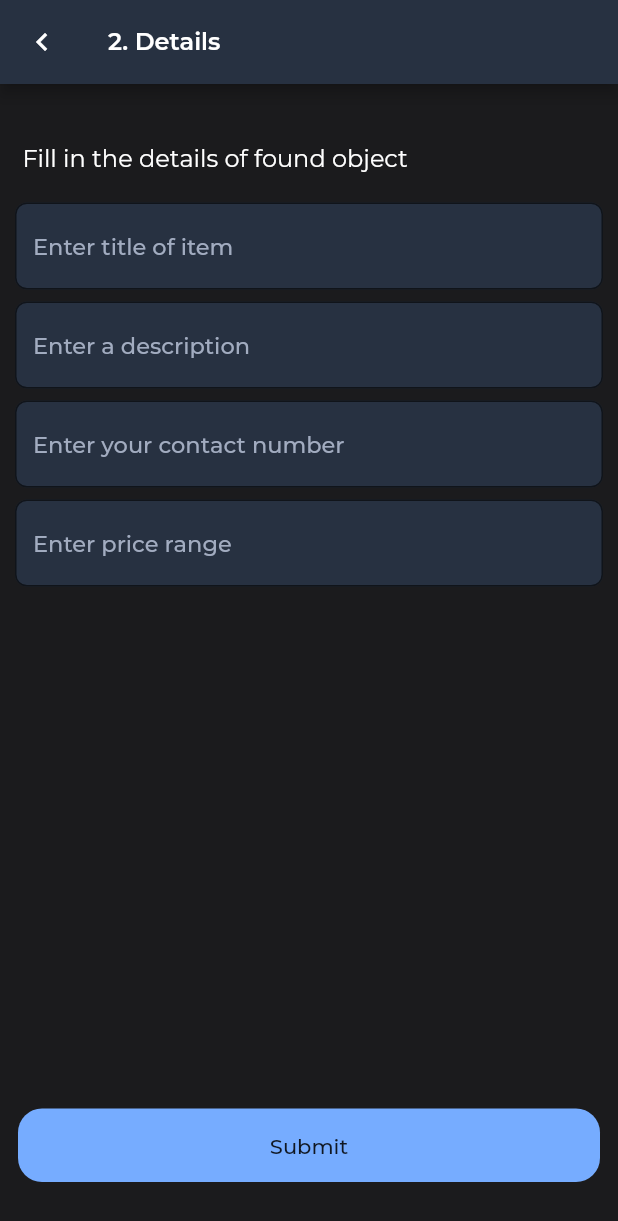
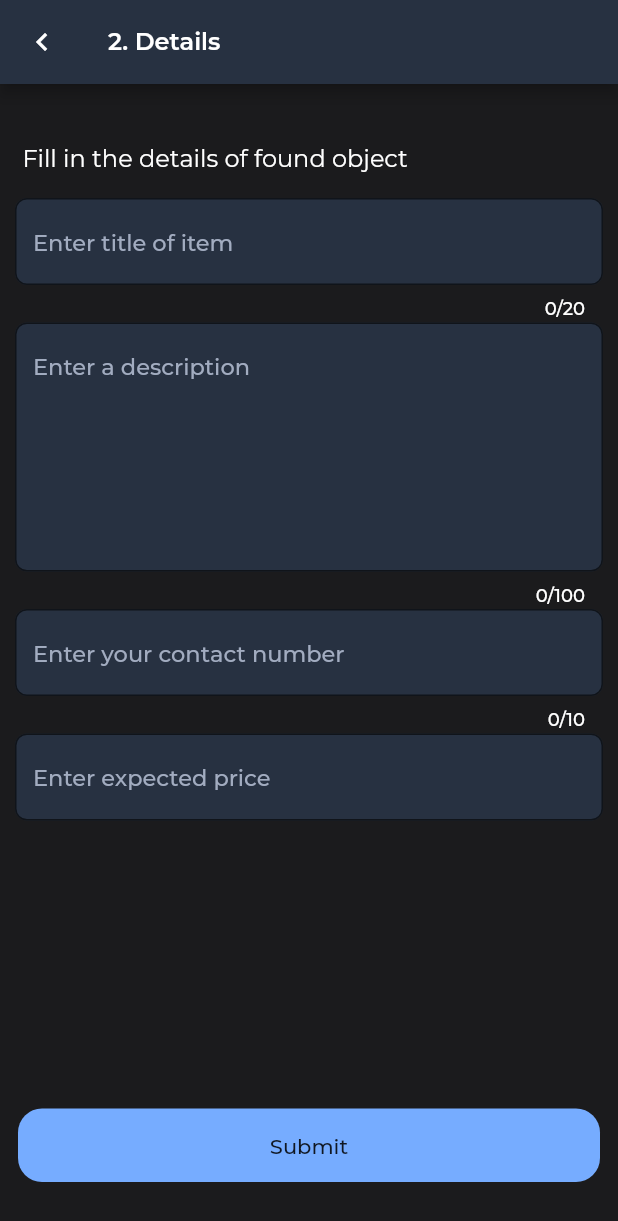
Before and after one commit to Kunalpal215/helpzz, a Flutter app: the BuySellForm screen opened directly with empty values, on a phone screen of 412 x 824 dp. Shown: the top 1221 px of the screen. Run offline on Flutter 3.47's test engine with Material 2 defaults, Android fonts, the phone set to English and light mode, and no system bars; our stand-ins replace image_picker, shared_preferences, timeago; accounts and stored records are empty; project files that could hold a hidden picture were left out.

Commit message:
modified form

```diff
--- a/lib/pages/buySell/buySellForm.dart
+++ b/lib/pages/buySell/buySellForm.dart
@@ -58,14 +58,17 @@ class _BuySellFormState extends State<BuySellForm> {
         ),
       ),
       body: SingleChildScrollView(
+        child: ConstrainedBox(
+          constraints: BoxConstraints(maxHeight: MediaQuery.of(context).size.height),
           child: Form(
             key: formKey,
             child: Column(
               crossAxisAlignment: CrossAxisAlignment.start,
               children: [
-              isLoading
-                  ? const LinearProgressIndicator()
-                  :
+                Visibility(
+                  visible: isLoading,
+                    child: LinearProgressIndicator(),
+                ),
                 Container(
                   margin: const EdgeInsets.only(
                       top: 40, left: 15, right: 5, bottom: 15),
@@ -75,7 +78,7 @@ class _BuySellFormState extends State<BuySellForm> {
                   ),
                 ),
                 Container(
-                margin: const EdgeInsets.symmetric(horizontal: 10, vertical: 4),
+                  margin: const EdgeInsets.symmetric(horizontal: 10, vertical: 1),
                   child: TextFormField(
                     style: MyFonts.w500.size(15).setColor(kWhite),
                     onChanged: (value){
@@ -87,7 +90,9 @@ class _BuySellFormState extends State<BuySellForm> {
                       fillColor: kAppBarGrey,
                       filled: true,
                       hintStyle: MyFonts.w500.size(15).setColor(kGrey10),
+                      counterStyle: MyFonts.w500.size(12).setColor(kWhite),
                     ),
+                    maxLength: 20,
                     validator: (value){
                       if (value == null) {
                         return 'Field cannot be empty';
@@ -101,7 +106,7 @@ class _BuySellFormState extends State<BuySellForm> {
                   ),
                 ),
                 Container(
-                margin: const EdgeInsets.symmetric(horizontal: 10, vertical: 4),
+                  margin: const EdgeInsets.symmetric(horizontal: 10, vertical: 1),
                   child: TextFormField(
                     style: MyFonts.w500.size(15).setColor(kWhite),
                     onChanged: (value){
@@ -113,7 +118,11 @@ class _BuySellFormState extends State<BuySellForm> {
                       fillColor: kAppBarGrey,
                       filled: true,
                       hintStyle: MyFonts.w500.size(15).setColor(kGrey10),
+                      counterStyle: MyFonts.w500.size(12).setColor(kWhite),
                     ),
+                    keyboardType: TextInputType.multiline,
+                    maxLines: 7,
+                    maxLength: 100,
                     validator: (value){
                       if (value == null) {
                         return 'Field cannot be empty';
@@ -127,7 +136,7 @@ class _BuySellFormState extends State<BuySellForm> {
                   ),
                 ),
                 Container(
-                margin: const EdgeInsets.symmetric(horizontal: 10, vertical: 4),
+                  margin: const EdgeInsets.symmetric(horizontal: 10, vertical: 1),
                   child: TextFormField(
                     style: MyFonts.w500.size(15).setColor(kWhite),
                     onChanged: (value){
@@ -139,7 +148,10 @@ class _BuySellFormState extends State<BuySellForm> {
                       fillColor: kAppBarGrey,
                       filled: true,
                       hintStyle: MyFonts.w500.size(15).setColor(kGrey10),
+                      counterStyle: MyFonts.w500.size(12).setColor(kWhite),
                     ),
+                    keyboardType: TextInputType.number,
+                    maxLength: 10,
                     validator: (value){
                       if (value == null) {
                         return 'Field cannot be empty';
@@ -148,24 +160,29 @@ class _BuySellFormState extends State<BuySellForm> {
                       if(value.isEmpty){
                         return 'Field cannot be empty';
                       }
+                      if(value.length<10){
+                        return 'length should be 10';
+                      }
                       return null;
                     },
                   ),
                 ),
                 Container(
-                margin: const EdgeInsets.symmetric(horizontal: 10, vertical: 4),
+                  margin: const EdgeInsets.symmetric(horizontal: 10, vertical: 1),
                   child: TextFormField(
                     style: MyFonts.w500.size(15).setColor(kWhite),
                     onChanged: (value){
                       price=value.trim();
                     },
                     decoration: InputDecoration(
-                    hintText: 'Enter price range',
+                      hintText: 'Enter expected price',
                       border: OutlineInputBorder(borderRadius: BorderRadius.circular(8)),
                       fillColor: kAppBarGrey,
                       filled: true,
                       hintStyle: MyFonts.w500.size(15).setColor(kGrey10),
+                      counterStyle: MyFonts.w500.size(12).setColor(kWhite),
                     ),
+                    keyboardType: TextInputType.number,
                     validator: (value){
                       if (value == null) {
                         return 'Field cannot be empty';
@@ -179,6 +196,7 @@ class _BuySellFormState extends State<BuySellForm> {
                   ),
                 ),
               ],
+            ),
           ),
         ),
       ),
```
Lines whose indentation alone changed are shown as unchanged.
